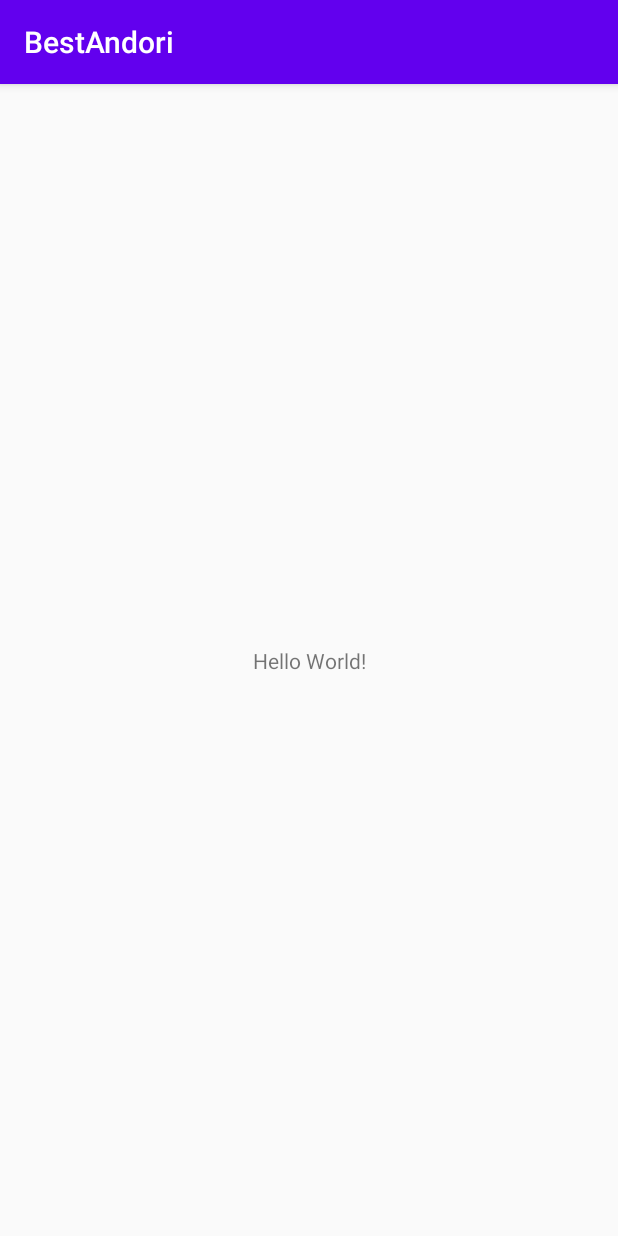
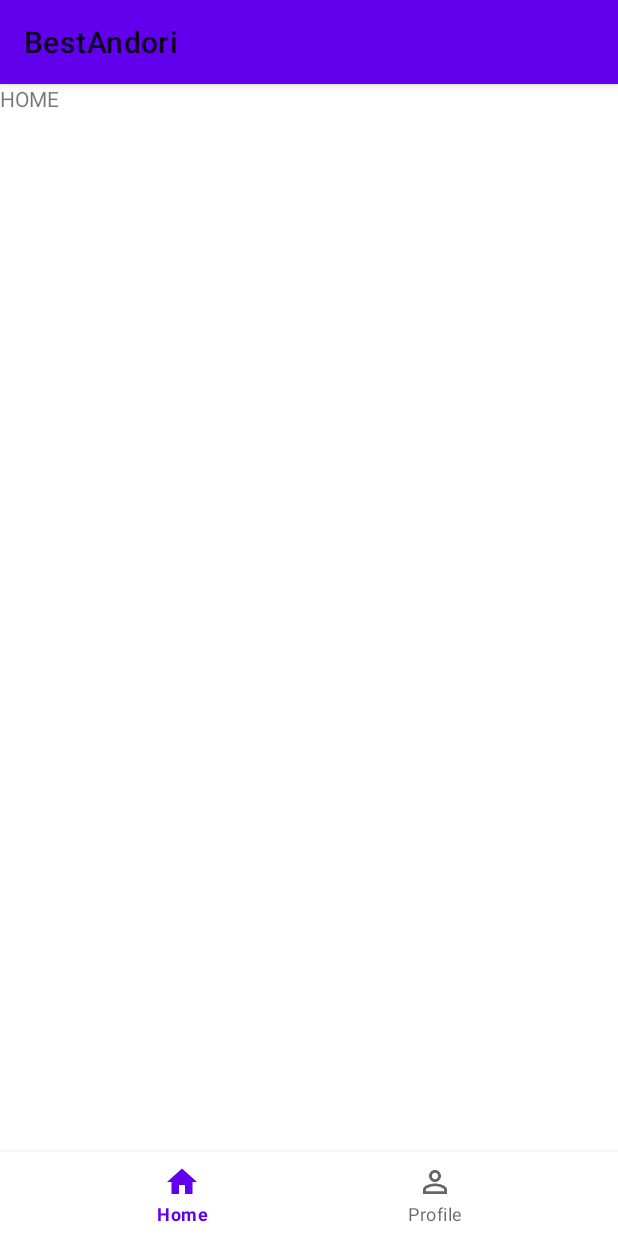
Before and after one commit to perqin/BestAndori, an Android app: the screen it shows after launch (MainActivity), on a phone screen of 412 x 824 dp. Run offline under Robolectric (Android 15) with nearby library versions, the phone set to English and light mode, and no system bars; our stand-ins replace navigation-ui.

Commit message:
feat: Add Navigation and Home, Profile pages

```diff
--- a/app/src/main/AndroidManifest.xml
+++ b/app/src/main/AndroidManifest.xml
@@ -9,7 +9,9 @@
         android:roundIcon="@mipmap/ic_launcher_round"
         android:supportsRtl="true"
         android:theme="@style/AppTheme">
-        <activity android:name=".MainActivity">
+        <activity
+            android:name=".MainActivity"
+            android:theme="@style/AppTheme.NoActionBar">
             <intent-filter>
                 <action android:name="android.intent.action.MAIN" />
 
--- /dev/null
+++ b/app/src/main/java/io/github/bestandori/HomeFragment.kt
@@ -0,0 +1,22 @@
+package io.github.bestandori
+
+import android.os.Bundle
+import android.view.LayoutInflater
+import android.view.View
+import android.view.ViewGroup
+import androidx.fragment.app.Fragment
+
+/**
+ * A simple [Fragment] subclass.
+ */
+class HomeFragment : Fragment() {
+
+    override fun onCreateView(
+        inflater: LayoutInflater, container: ViewGroup?,
+        savedInstanceState: Bundle?
+    ): View? {
+        // Inflate the layout for this fragment
+        return inflater.inflate(R.layout.fragment_home, container, false)
+    }
+
+}
--- a/app/src/main/java/io/github/bestandori/MainActivity.kt
+++ b/app/src/main/java/io/github/bestandori/MainActivity.kt
@@ -1,12 +1,20 @@
 package io.github.bestandori
 
+import android.os.Bundle
 import androidx.appcompat.app.AppCompatActivity
-import android.os.Bundle
+import androidx.navigation.findNavController
+import androidx.navigation.ui.setupWithNavController
+import kotlinx.android.synthetic.main.activity_main.*
 
 class MainActivity : AppCompatActivity() {
-
     override fun onCreate(savedInstanceState: Bundle?) {
         super.onCreate(savedInstanceState)
         setContentView(R.layout.activity_main)
+
+        setSupportActionBar(toolbar)
+
+        findNavController(R.id.navHostFragment).apply {
+            bottomNavigationView.setupWithNavController(this)
+        }
     }
 }
--- /dev/null
+++ b/app/src/main/java/io/github/bestandori/ProfileFragment.kt
@@ -0,0 +1,22 @@
+package io.github.bestandori
+
+import android.os.Bundle
+import android.view.LayoutInflater
+import android.view.View
+import android.view.ViewGroup
+import androidx.fragment.app.Fragment
+
+/**
+ * A simple [Fragment] subclass.
+ */
+class ProfileFragment : Fragment() {
+
+    override fun onCreateView(
+        inflater: LayoutInflater, container: ViewGroup?,
+        savedInstanceState: Bundle?
+    ): View? {
+        // Inflate the layout for this fragment
+        return inflater.inflate(R.layout.fragment_profile, container, false)
+    }
+
+}
--- /dev/null
+++ b/app/src/main/res/drawable/ic_baseline_home_24.xml
@@ -0,0 +1,10 @@
+<vector xmlns:android="http://schemas.android.com/apk/res/android"
+        android:width="24dp"
+        android:height="24dp"
+        android:viewportWidth="24.0"
+        android:viewportHeight="24.0"
+        android:tint="?attr/colorControlNormal">
+    <path
+        android:fillColor="@android:color/white"
+        android:pathData="M10,20v-6h4v6h5v-8h3L12,3 2,12h3v8z"/>
+</vector>
--- /dev/null
+++ b/app/src/main/res/drawable/ic_baseline_person_24.xml
@@ -0,0 +1,10 @@
+<vector xmlns:android="http://schemas.android.com/apk/res/android"
+        android:width="24dp"
+        android:height="24dp"
+        android:viewportWidth="24.0"
+        android:viewportHeight="24.0"
+        android:tint="?attr/colorControlNormal">
+    <path
+        android:fillColor="@android:color/white"
+        android:pathData="M12,12c2.21,0 4,-1.79 4,-4s-1.79,-4 -4,-4 -4,1.79 -4,4 1.79,4 4,4zM12,14c-2.67,0 -8,1.34 -8,4v2h16v-2c0,-2.66 -5.33,-4 -8,-4z"/>
+</vector>
--- /dev/null
+++ b/app/src/main/res/drawable/ic_baseline_person_outline_24.xml
@@ -0,0 +1,10 @@
+<vector xmlns:android="http://schemas.android.com/apk/res/android"
+        android:width="24dp"
+        android:height="24dp"
+        android:viewportWidth="24.0"
+        android:viewportHeight="24.0"
+        android:tint="?attr/colorControlNormal">
+    <path
+        android:fillColor="@android:color/white"
+        android:pathData="M12,5.9c1.16,0 2.1,0.94 2.1,2.1s-0.94,2.1 -2.1,2.1S9.9,9.16 9.9,8s0.94,-2.1 2.1,-2.1m0,9c2.97,0 6.1,1.46 6.1,2.1v1.1L5.9,18.1L5.9,17c0,-0.64 3.13,-2.1 6.1,-2.1M12,4C9.79,4 8,5.79 8,8s1.79,4 4,4 4,-1.79 4,-4 -1.79,-4 -4,-4zM12,13c-2.67,0 -8,1.34 -8,4v3h16v-3c0,-2.66 -5.33,-4 -8,-4z"/>
+</vector>
--- /dev/null
+++ b/app/src/main/res/drawable/ic_home.xml
@@ -0,0 +1,5 @@
+<?xml version="1.0" encoding="utf-8"?>
+<selector xmlns:android="http://schemas.android.com/apk/res/android">
+    <item android:drawable="@drawable/ic_baseline_home_24" android:state_checked="true" />
+    <item android:drawable="@drawable/ic_outline_home_24" />
+</selector>
--- /dev/null
+++ b/app/src/main/res/drawable/ic_outline_home_24.xml
@@ -0,0 +1,10 @@
+<vector xmlns:android="http://schemas.android.com/apk/res/android"
+        android:width="24dp"
+        android:height="24dp"
+        android:viewportWidth="24.0"
+        android:viewportHeight="24.0"
+        android:tint="?attr/colorControlNormal">
+    <path
+        android:fillColor="@android:color/white"
+        android:pathData="M12,5.69l5,4.5V18h-2v-6H9v6H7v-7.81l5,-4.5M12,3L2,12h3v8h6v-6h2v6h6v-8h3L12,3z"/>
+</vector>
--- /dev/null
+++ b/app/src/main/res/drawable/ic_profile.xml
@@ -0,0 +1,5 @@
+<?xml version="1.0" encoding="utf-8"?>
+<selector xmlns:android="http://schemas.android.com/apk/res/android">
+    <item android:drawable="@drawable/ic_baseline_person_24" android:state_checked="true" />
+    <item android:drawable="@drawable/ic_baseline_person_outline_24" />
+</selector>
--- a/app/src/main/res/layout/activity_main.xml
+++ b/app/src/main/res/layout/activity_main.xml
@@ -1,18 +1,48 @@
 <?xml version="1.0" encoding="utf-8"?>
-<androidx.constraintlayout.widget.ConstraintLayout xmlns:android="http://schemas.android.com/apk/res/android"
+<androidx.coordinatorlayout.widget.CoordinatorLayout xmlns:android="http://schemas.android.com/apk/res/android"
     xmlns:app="http://schemas.android.com/apk/res-auto"
     xmlns:tools="http://schemas.android.com/tools"
     android:layout_width="match_parent"
-    android:layout_height="match_parent"
-    tools:context=".MainActivity">
+    android:layout_height="match_parent">
 
-    <TextView
-        android:layout_width="wrap_content"
+    <com.google.android.material.appbar.AppBarLayout
+        android:id="@+id/appbar"
         android:layout_height="wrap_content"
-        android:text="Hello World!"
-        app:layout_constraintBottom_toBottomOf="parent"
-        app:layout_constraintLeft_toLeftOf="parent"
-        app:layout_constraintRight_toRightOf="parent"
-        app:layout_constraintTop_toTopOf="parent" />
+        android:layout_width="match_parent">
 
-</androidx.constraintlayout.widget.ConstraintLayout>
+        <androidx.appcompat.widget.Toolbar
+            android:id="@+id/toolbar"
+            android:layout_width="match_parent"
+            android:layout_height="?attr/actionBarSize" />
+
+    </com.google.android.material.appbar.AppBarLayout>
+
+    <androidx.constraintlayout.widget.ConstraintLayout
+        android:layout_width="match_parent"
+        android:layout_height="match_parent"
+        app:layout_behavior="com.google.android.material.appbar.AppBarLayout$ScrollingViewBehavior">
+
+        <fragment
+            android:id="@+id/navHostFragment"
+            android:name="androidx.navigation.fragment.NavHostFragment"
+            android:layout_width="0dp"
+            android:layout_height="0dp"
+            app:defaultNavHost="true"
+            app:layout_constraintBottom_toTopOf="@+id/bottomNavigationView"
+            app:layout_constraintEnd_toEndOf="parent"
+            app:layout_constraintStart_toStartOf="parent"
+            app:layout_constraintTop_toTopOf="parent"
+            app:navGraph="@navigation/nav_main" />
+
+        <com.google.android.material.bottomnavigation.BottomNavigationView
+            android:id="@+id/bottomNavigationView"
+            android:layout_width="0dp"
+            android:layout_height="wrap_content"
+            app:layout_constraintBottom_toBottomOf="parent"
+            app:layout_constraintEnd_toEndOf="parent"
+            app:layout_constraintStart_toStartOf="parent"
+            app:menu="@menu/bottom_nav_main" />
+
+    </androidx.constraintlayout.widget.ConstraintLayout>
+
+</androidx.coordinatorlayout.widget.CoordinatorLayout>
--- /dev/null
+++ b/app/src/main/res/layout/fragment_home.xml
@@ -0,0 +1,14 @@
+<?xml version="1.0" encoding="utf-8"?>
+<FrameLayout xmlns:android="http://schemas.android.com/apk/res/android"
+    xmlns:tools="http://schemas.android.com/tools"
+    android:layout_width="match_parent"
+    android:layout_height="match_parent"
+    tools:context=".HomeFragment">
+
+    <!-- TODO: Update blank fragment layout -->
+    <TextView
+        android:layout_width="match_parent"
+        android:layout_height="match_parent"
+        android:text="HOME" />
+
+</FrameLayout>
--- /dev/null
+++ b/app/src/main/res/layout/fragment_profile.xml
@@ -0,0 +1,14 @@
+<?xml version="1.0" encoding="utf-8"?>
+<FrameLayout xmlns:android="http://schemas.android.com/apk/res/android"
+    xmlns:tools="http://schemas.android.com/tools"
+    android:layout_width="match_parent"
+    android:layout_height="match_parent"
+    tools:context=".ProfileFragment">
+
+    <!-- TODO: Update blank fragment layout -->
+    <TextView
+        android:layout_width="match_parent"
+        android:layout_height="match_parent"
+        android:text="PROFILE" />
+
+</FrameLayout>
--- /dev/null
+++ b/app/src/main/res/menu/bottom_nav_main.xml
@@ -0,0 +1,12 @@
+<?xml version="1.0" encoding="utf-8"?>
+<menu xmlns:android="http://schemas.android.com/apk/res/android">
+
+    <item
+        android:id="@+id/destHomeFragment"
+        android:icon="@drawable/ic_home"
+        android:title="@string/label_home" />
+    <item
+        android:id="@+id/destProfileFragment"
+        android:icon="@drawable/ic_profile"
+        android:title="@string/label_profile" />
+</menu>
--- /dev/null
+++ b/app/src/main/res/navigation/nav_main.xml
@@ -0,0 +1,22 @@
+<?xml version="1.0" encoding="utf-8"?>
+<navigation xmlns:android="http://schemas.android.com/apk/res/android"
+    xmlns:app="http://schemas.android.com/apk/res-auto"
+    xmlns:tools="http://schemas.android.com/tools"
+    android:id="@+id/nav_main"
+    app:startDestination="@id/destHomeFragment">
+
+    <fragment
+        android:id="@+id/destProfileFragment"
+        android:name="io.github.bestandori.ProfileFragment"
+        android:label="fragment_profile"
+        tools:layout="@layout/fragment_profile" />
+    <fragment
+        android:id="@+id/destHomeFragment"
+        android:name="io.github.bestandori.HomeFragment"
+        android:label="fragment_home"
+        tools:layout="@layout/fragment_home" >
+        <action
+            android:id="@+id/action_homeFragment_to_profileFragment"
+            app:destination="@id/destProfileFragment" />
+    </fragment>
+</navigation>
--- a/app/src/main/res/values/strings.xml
+++ b/app/src/main/res/values/strings.xml
@@ -1,3 +1,8 @@
 <resources>
     <string name="app_name">BestAndori</string>
+
+    <!-- TODO: Remove or change this placeholder text -->
+    <string name="hello_blank_fragment">Hello blank fragment</string>
+    <string name="label_profile">Profile</string>
+    <string name="label_home">Home</string>
 </resources>
--- a/app/src/main/res/values/styles.xml
+++ b/app/src/main/res/values/styles.xml
@@ -1,11 +1,15 @@
 <resources>
 
     <!-- Base application theme. -->
-    <style name="AppTheme" parent="Theme.AppCompat.Light.DarkActionBar">
+    <style name="AppTheme" parent="Theme.MaterialComponents.DayNight.DarkActionBar">
         <!-- Customize your theme here. -->
         <item name="colorPrimary">@color/colorPrimary</item>
         <item name="colorPrimaryDark">@color/colorPrimaryDark</item>
         <item name="colorAccent">@color/colorAccent</item>
     </style>
 
+    <style name="AppTheme.NoActionBar">
+        <item name="windowActionBar">false</item>
+        <item name="windowNoTitle">true</item>
+    </style>
 </resources>
--- a/build.gradle
+++ b/build.gradle
@@ -1,7 +1,8 @@
 // Top-level build file where you can add configuration options common to all sub-projects/modules.
+apply from: 'config.gradle'
 
 buildscript {
-    ext.kotlin_version = '1.3.60-eap-25'
+    ext.kotlin_version = '1.3.61'
     repositories {
         jcenter()
         maven { url 'https://dl.bintray.com/kotlin/kotlin-eap' }
--- /dev/null
+++ b/config.gradle
@@ -0,0 +1,4 @@
+ext {
+    // Dependencies
+    navVersion = '2.1.0'
+}
```
Also changed, not shown: app/build.gradle (+10 -1 lines).
